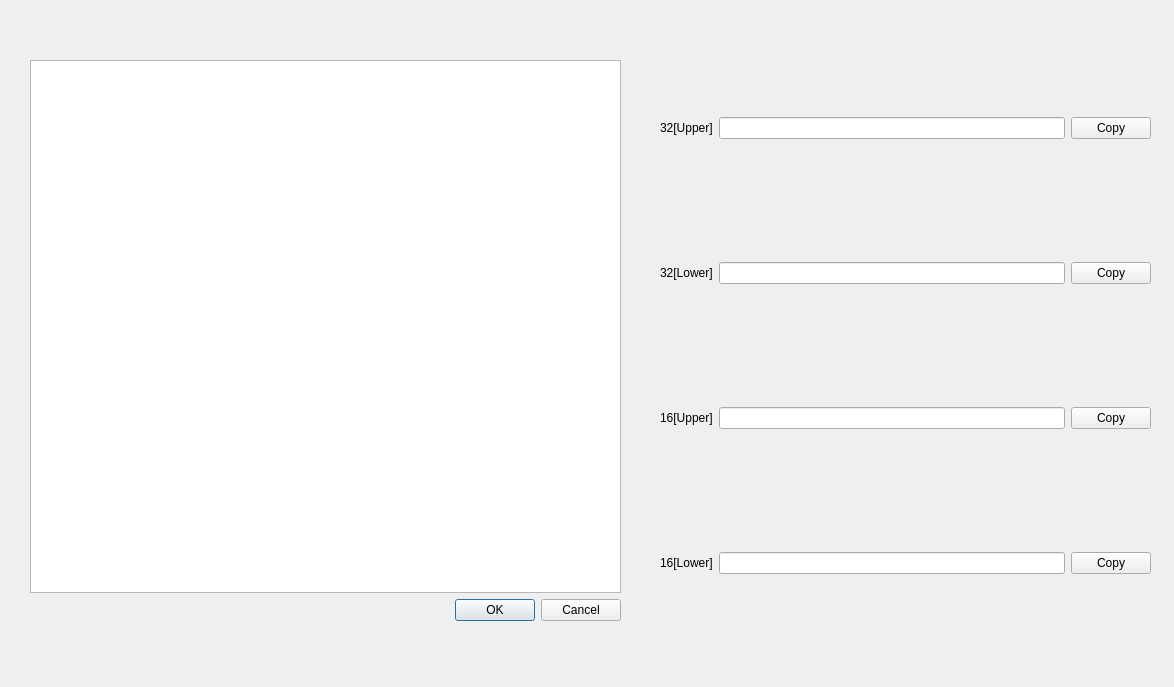
First picture: the form in md5.ui, repository sunquakes/development-kits, before the edit.
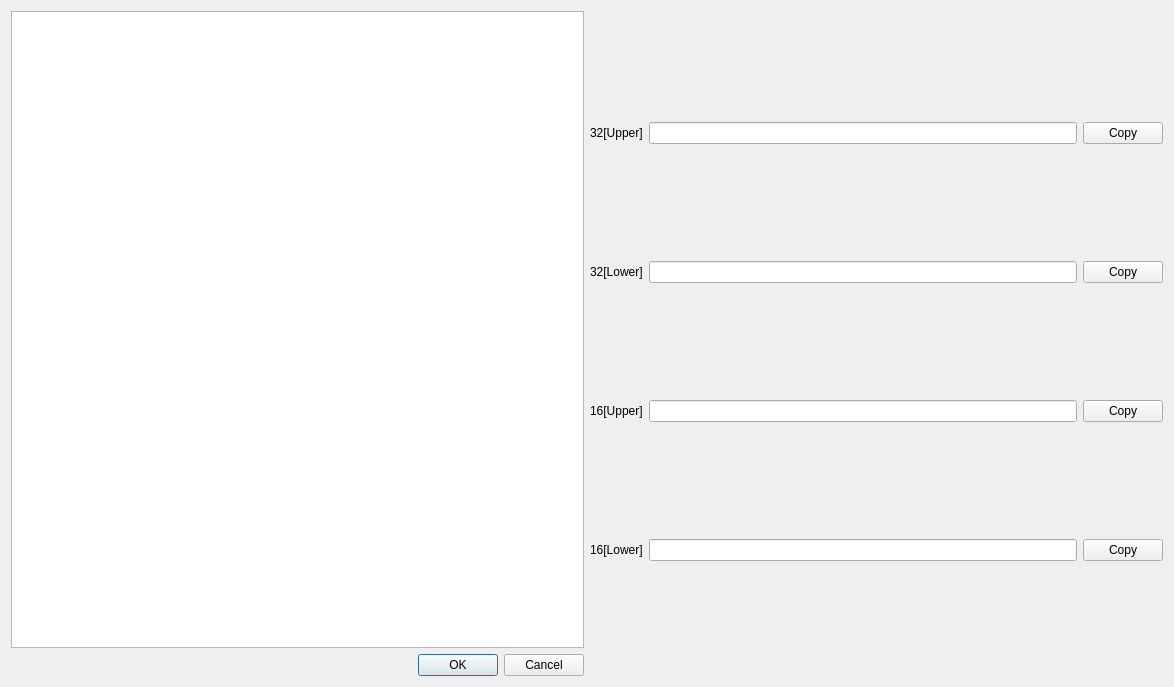
Second picture: the form after the edit.

The edit to the form file:
```diff
--- a/md5.ui
+++ b/md5.ui
@@ -13,15 +13,8 @@
   <property name="windowTitle">
    <string>Form</string>
   </property>
-  <widget class="QWidget" name="">
-   <property name="geometry">
-    <rect>
-     <x>30</x>
-     <y>60</y>
-     <width>591</width>
-     <height>561</height>
-    </rect>
-   </property>
+  <layout class="QGridLayout" name="gridLayout_3">
+   <item row="0" column="0">
    <layout class="QGridLayout" name="gridLayout_2">
     <item row="1" column="0">
      <widget class="QDialogButtonBox" name="submit_button">
@@ -50,16 +43,8 @@
      </widget>
     </item>
    </layout>
-  </widget>
-  <widget class="QWidget" name="">
-   <property name="geometry">
-    <rect>
-     <x>660</x>
-     <y>0</y>
-     <width>491</width>
-     <height>691</height>
-    </rect>
-   </property>
+   </item>
+   <item row="0" column="1">
    <layout class="QGridLayout" name="gridLayout">
     <item row="0" column="0">
      <widget class="QLabel" name="upper32_label">
@@ -146,7 +131,8 @@
      </widget>
     </item>
    </layout>
-  </widget>
+   </item>
+  </layout>
  </widget>
  <resources/>
  <connections/>
```
Lines whose indentation alone changed are shown as unchanged.
